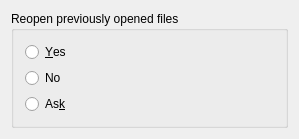
Old version of the form src/preferencesReopenPreviouslyOpenedFiles.ui in the repository KDE/kgraphviewer.
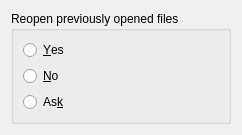
New version of the form.

```diff
--- a/src/preferencesReopenPreviouslyOpenedFiles.ui
+++ b/src/preferencesReopenPreviouslyOpenedFiles.ui
@@ -6,40 +6,16 @@
    <rect>
     <x>0</x>
     <y>0</y>
-    <width>299</width>
-    <height>115</height>
+    <width>242</width>
+    <height>128</height>
    </rect>
   </property>
-  <property name="sizePolicy">
-   <sizepolicy hsizetype="Minimum" vsizetype="Minimum">
-    <horstretch>15</horstretch>
-    <verstretch>0</verstretch>
-   </sizepolicy>
-  </property>
-  <property name="minimumSize">
-   <size>
-    <width>100</width>
-    <height>100</height>
-   </size>
-  </property>
   <layout class="QHBoxLayout">
-   <property name="sizeConstraint">
-    <enum>QLayout::SetMinimumSize</enum>
-   </property>
    <item>
     <widget class="QGroupBox" name="reopenPreviouslyOpenedFilesMode">
-     <property name="sizePolicy">
-      <sizepolicy hsizetype="MinimumExpanding" vsizetype="MinimumExpanding">
-       <horstretch>0</horstretch>
-       <verstretch>0</verstretch>
-      </sizepolicy>
-     </property>
      <property name="title">
       <string>Reopen previously opened files</string>
      </property>
-     <property name="checkable">
-      <bool>false</bool>
-     </property>
      <property name="checked">
       <bool>false</bool>
      </property>
@@ -47,9 +23,6 @@
       <number>-1</number>
      </property>
      <layout class="QVBoxLayout" name="verticalLayout">
-      <property name="sizeConstraint">
-       <enum>QLayout::SetMinimumSize</enum>
-      </property>
       <item>
        <widget class="QRadioButton" name="yes">
         <property name="text">
@@ -60,10 +33,7 @@
       <item>
        <widget class="QRadioButton" name="no">
         <property name="text">
-         <string>No</string>
-        </property>
-        <property name="shortcut">
-         <string/>
+         <string>&amp;No</string>
         </property>
        </widget>
       </item>
@@ -79,8 +49,6 @@
    </item>
   </layout>
  </widget>
- <layoutdefault spacing="6" margin="11"/>
- <pixmapfunction>qPixmapFromMimeSource</pixmapfunction>
  <resources/>
  <connections/>
 </ui>
```
